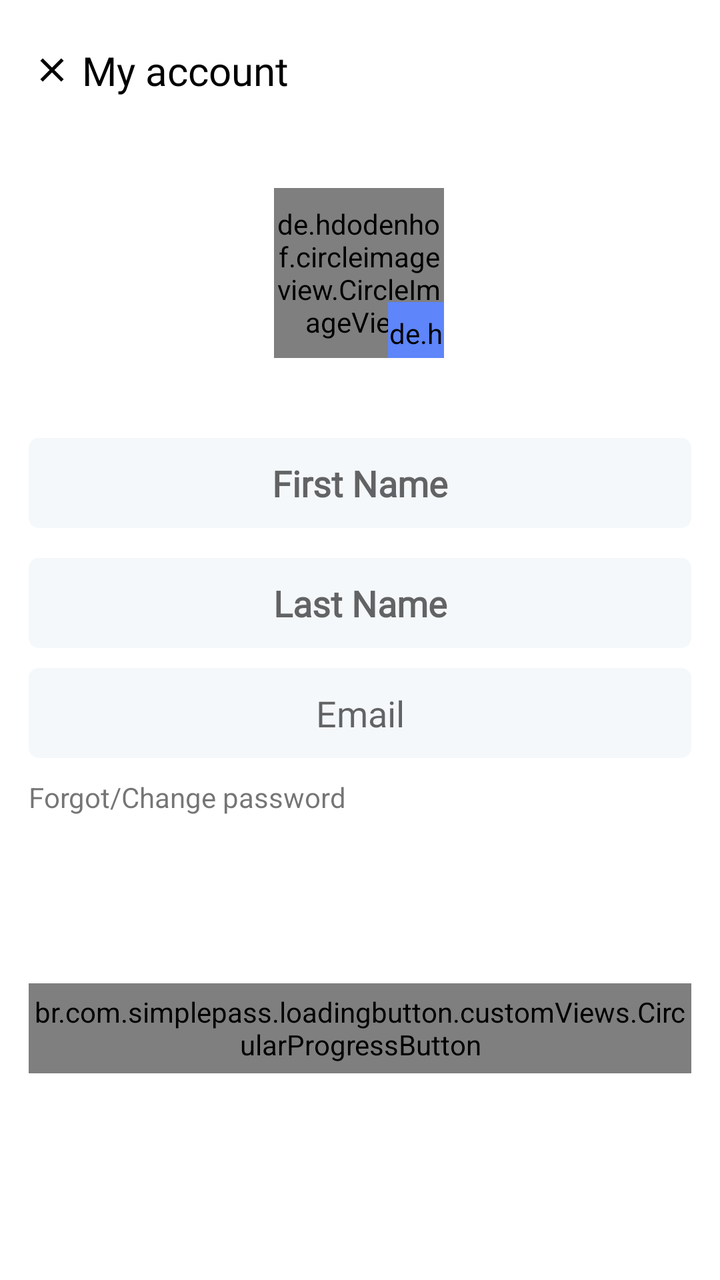
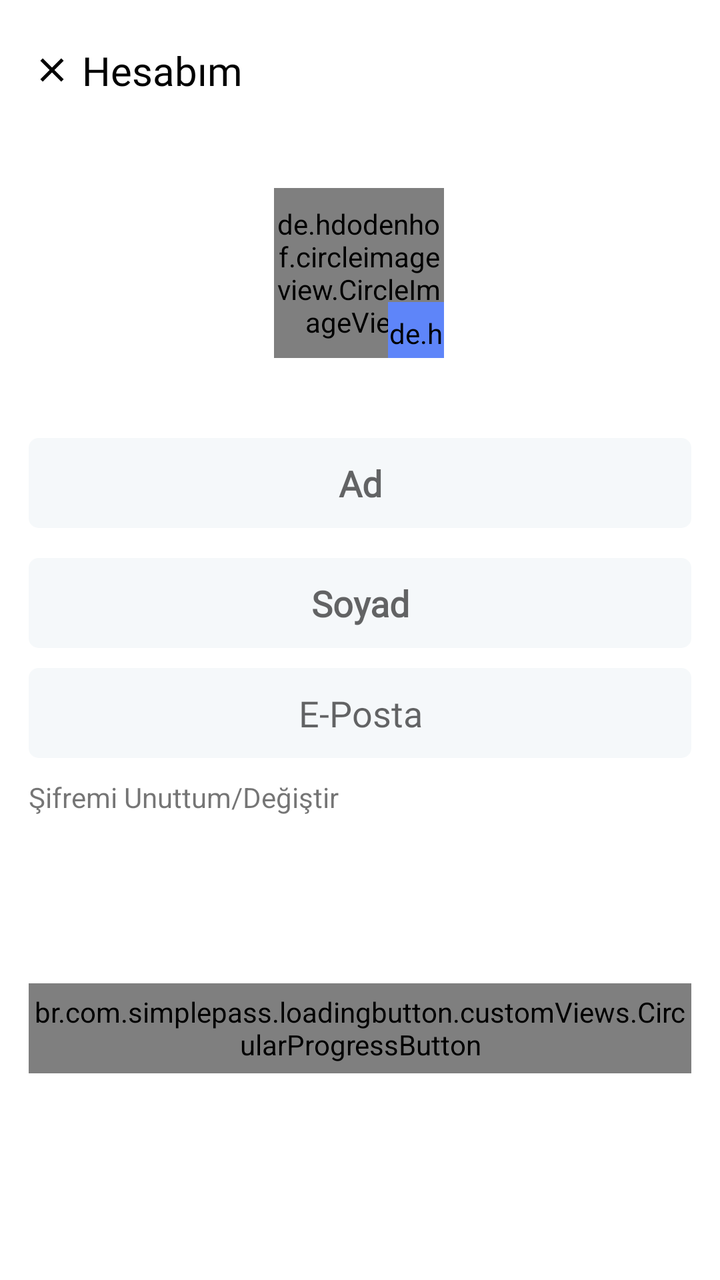

Screens rendered from an Android XML layout before and after an edit, with the pre-edit source and the edit as a unified diff.
<!-- AndroidManifest.xml: application theme Theme.ARoom -->
<!-- res/layout/fragment_user_account.xml -->
<?xml version="1.0" encoding="utf-8"?>
<androidx.core.widget.NestedScrollView xmlns:android="http://schemas.android.com/apk/res/android"
    xmlns:app="http://schemas.android.com/apk/res-auto"
    xmlns:tools="http://schemas.android.com/tools"
    android:layout_width="match_parent"
    android:layout_height="match_parent"
    android:fillViewport="true">


    <androidx.constraintlayout.widget.ConstraintLayout
        android:layout_width="match_parent"
        android:layout_height="match_parent">

        <androidx.appcompat.widget.Toolbar
            android:id="@+id/toolbarUserAccount"
            android:layout_width="match_parent"
            android:layout_height="70dp"
            app:layout_constraintEnd_toEndOf="parent"
            app:layout_constraintStart_toStartOf="parent"
            app:layout_constraintTop_toTopOf="parent">


            <androidx.constraintlayout.widget.ConstraintLayout
                android:layout_width="match_parent"
                android:layout_height="match_parent">


                <ImageView
                    android:id="@+id/imageCloseUserAccount"
                    android:layout_width="20dp"
                    android:layout_height="20dp"
                    android:scaleType="centerInside"
                    android:src="@drawable/ic_close"
                    app:layout_constraintBottom_toBottomOf="parent"
                    app:layout_constraintStart_toStartOf="parent"
                    app:layout_constraintTop_toTopOf="parent"
                    app:tint="@color/black" />


                <TextView
                    android:layout_width="wrap_content"
                    android:layout_height="wrap_content"
                    android:layout_marginStart="25dp"
                    android:fontFamily="@font/poppins_light"
                    android:text="My account"
                    android:textColor="@color/black"
                    android:textSize="20sp"
                    app:layout_constraintBottom_toBottomOf="@id/imageCloseUserAccount"
                    app:layout_constraintStart_toStartOf="@id/imageCloseUserAccount"
                    app:layout_constraintTop_toTopOf="@id/imageCloseUserAccount" />

            </androidx.constraintlayout.widget.ConstraintLayout>
        </androidx.appcompat.widget.Toolbar>

        <ProgressBar
            android:id="@+id/progressbarAccount"
            android:layout_width="wrap_content"
            android:layout_height="wrap_content"
            app:layout_constraintStart_toStartOf="parent"
            app:layout_constraintEnd_toEndOf="parent"
            app:layout_constraintBottom_toBottomOf="parent"
            app:layout_constraintTop_toTopOf="parent"
            android:visibility="gone"
            />

        <de.hdodenhof.circleimageview.CircleImageView
            android:id="@+id/imageUser"
            android:layout_width="85dp"
            android:layout_height="85dp"
            android:layout_marginTop="24dp"
            android:src="@color/black"
            app:layout_constraintEnd_toEndOf="@id/rightGuideline"
            app:layout_constraintHorizontal_bias="0.498"
            app:layout_constraintStart_toStartOf="@id/leftGuideline"
            app:layout_constraintTop_toBottomOf="@+id/toolbarUserAccount" />

        <de.hdodenhof.circleimageview.CircleImageView
            android:id="@+id/imageEdit"
            android:layout_width="28dp"
            android:layout_height="28dp"
            android:layout_marginTop="50dp"
            android:background="@drawable/settings_items_background"
            android:backgroundTint="#5E85F9"
            android:src="@drawable/ic_edit"
            app:layout_constraintBottom_toBottomOf="@id/imageUser"
            app:layout_constraintEnd_toEndOf="@id/imageUser" />


        <EditText
            android:id="@+id/edFirstName"
            android:layout_width="0dp"
            android:layout_height="45dp"
            android:layout_marginTop="40dp"
            android:background="@drawable/white_background"
            android:fontFamily="@font/poppins_light"
            android:gravity="center"
            android:hint="First Name"
            android:singleLine="true"
            android:textStyle="bold"
            app:layout_constraintEnd_toStartOf="@+id/rightGuideline"
            app:layout_constraintStart_toStartOf="@+id/leftGuideline"
            app:layout_constraintTop_toBottomOf="@+id/imageUser" />

        <EditText
            android:id="@+id/edLastName"
            android:layout_width="0dp"
            android:layout_height="45dp"
            android:layout_marginTop="15dp"
            android:background="@drawable/white_background"
            android:fontFamily="@font/poppins_light"
            android:gravity="center"
            android:hint="Last Name"
            android:singleLine="true"
            android:textStyle="bold"
            app:layout_constraintEnd_toEndOf="@id/rightGuideline"
            app:layout_constraintStart_toStartOf="@id/leftGuideline"
            app:layout_constraintTop_toBottomOf="@id/edFirstName" />

        <EditText
            android:id="@+id/edEmail"
            android:layout_width="0dp"
            android:layout_height="45dp"
            android:layout_marginTop="10dp"
            android:background="@drawable/white_background"
            android:editable="false"
            android:fontFamily="@font/poppins_light"
            android:gravity="center"
            android:hint="Email"
            android:singleLine="true"
            android:textColor="@color/g_gray700"
            app:layout_constraintEnd_toEndOf="@id/rightGuideline"
            app:layout_constraintStart_toStartOf="@id/leftGuideline"
            app:layout_constraintTop_toBottomOf="@id/edLastName" />

        <TextView
            android:id="@+id/tvUpdatePassword"
            android:layout_width="wrap_content"
            android:layout_height="wrap_content"
            android:layout_marginTop="10dp"
            android:text="Forgot/Change password"
            app:layout_constraintStart_toStartOf="@id/leftGuideline"
            app:layout_constraintTop_toBottomOf="@+id/edEmail" />

        <br.com.simplepass.loadingbutton.customViews.CircularProgressButton
            android:id="@+id/buttonSave"
            android:layout_width="0dp"
            android:layout_height="45dp"
            android:background="@drawable/blue_background"
            android:fontFamily="@font/poppins_light"
            android:text="Save"
            android:textAllCaps="false"
            android:textColor="@color/white"
            android:textSize="12sp"
            android:textStyle="bold"
            app:layout_constraintBottom_toBottomOf="parent"
            app:layout_constraintEnd_toEndOf="@id/rightGuideline"
            app:layout_constraintStart_toStartOf="@id/leftGuideline"
            app:layout_constraintTop_toBottomOf="@+id/tvUpdatePassword"
            android:layout_marginBottom="20dp"/>

        <androidx.constraintlayout.widget.Guideline
            android:id="@+id/leftGuideline"
            android:layout_width="wrap_content"
            android:layout_height="wrap_content"
            android:orientation="vertical"
            app:layout_constraintGuide_percent="0.04" />

        <androidx.constraintlayout.widget.Guideline
            android:id="@+id/rightGuideline"
            android:layout_width="wrap_content"
            android:layout_height="wrap_content"
            android:orientation="vertical"
            app:layout_constraintGuide_percent="0.96" />

    </androidx.constraintlayout.widget.ConstraintLayout>
</androidx.core.widget.NestedScrollView>
<!-- resources referenced by this layout -->
<resources>
  <color name="black">#FF000000</color>
  <color name="g_gray700">#666666</color>
  <color name="white">#FFFFFFFF</color>
  <!-- drawable blue_background (drawable-v24) -->
  <shape android:shape="rectangle" xmlns:android="http://schemas.android.com/apk/res/android">
      <solid android:color="@color/g_blue"/>
      <corners android:radius="@dimen/buttonCorners"/>
  </shape>
  <!-- drawable ic_close (drawable) -->
  <vector android:height="24dp" android:tint="#000000"
      android:viewportHeight="24" android:viewportWidth="24"
      android:width="24dp" xmlns:android="http://schemas.android.com/apk/res/android">
      <path android:fillColor="@android:color/white" android:pathData="M19,6.41L17.59,5 12,10.59 6.41,5 5,6.41 10.59,12 5,17.59 6.41,19 12,13.41 17.59,19 19,17.59 13.41,12z"/>
  </vector>
  <!-- drawable ic_edit (drawable-v24) -->
  <vector xmlns:android="http://schemas.android.com/apk/res/android"
      android:width="24dp"
      android:height="24dp"
      android:viewportWidth="24"
      android:viewportHeight="24"
      android:tint="@color/white">
    <path
        android:fillColor="@android:color/white"
        android:pathData="M3,17.25V21h3.75L17.81,9.94l-3.75,-3.75L3,17.25zM20.71,7.04c0.39,-0.39 0.39,-1.02 0,-1.41l-2.34,-2.34c-0.39,-0.39 -1.02,-0.39 -1.41,0l-1.83,1.83 3.75,3.75 1.83,-1.83z"/>
  </vector>
  <!-- drawable settings_items_background (drawable-v24) -->
  <?xml version="1.0" encoding="utf-8"?>
  <shape android:shape="oval" xmlns:android="http://schemas.android.com/apk/res/android">
      <solid android:color="#007aff"/>
      <padding android:bottom="6dp"
          android:left="6dp"
          android:right="6dp"
          android:top="6dp"/>
  </shape>
  <!-- drawable white_background (drawable-v24) -->
  <?xml version="1.0" encoding="utf-8"?>
  <shape android:shape="rectangle" xmlns:android="http://schemas.android.com/apk/res/android">
      <solid android:color="#F5F8FA"/>
      <corners android:radius="@dimen/buttonCorners"/>
  </shape>
  <style name="Theme.ARoom" parent="Theme.MaterialComponents.Light.NoActionBar">
          
          <item name="colorPrimary">@color/purple_500</item>
          <item name="colorPrimaryVariant">@color/purple_700</item>
          <item name="colorOnPrimary">@color/white</item>
          
          <item name="colorSecondary">@color/teal_200</item>
          <item name="colorSecondaryVariant">@color/teal_700</item>
          <item name="colorOnSecondary">@color/black</item>
          
          <item name="android:statusBarColor">?attr/colorPrimaryVariant</item>
          
  
  
  
      </style>
  <color name="g_blue">#000DAE</color>
  <dimen name="buttonCorners">5dp</dimen>
  <color name="purple_500">#FF6200EE</color>
  <color name="purple_700">#FF3700B3</color>
  <color name="teal_200">#FF03DAC5</color>
  <color name="teal_700">#FF018786</color>
</resources>

<!-- the commit's change to res/layout/fragment_user_account.xml (unified diff, before → after) -->
@@ -42,7 +42,7 @@
                     android:layout_height="wrap_content"
                     android:layout_marginStart="25dp"
                     android:fontFamily="@font/poppins_light"
-                    android:text="My account"
+                    android:text="Hesabım"
                     android:textColor="@color/black"
                     android:textSize="20sp"
                     app:layout_constraintBottom_toBottomOf="@id/imageCloseUserAccount"
@@ -94,7 +94,7 @@
             android:background="@drawable/white_background"
             android:fontFamily="@font/poppins_light"
             android:gravity="center"
-            android:hint="First Name"
+            android:hint="Ad"
             android:singleLine="true"
             android:textStyle="bold"
             app:layout_constraintEnd_toStartOf="@+id/rightGuideline"
@@ -109,7 +109,7 @@
             android:background="@drawable/white_background"
             android:fontFamily="@font/poppins_light"
             android:gravity="center"
-            android:hint="Last Name"
+            android:hint="Soyad"
             android:singleLine="true"
             android:textStyle="bold"
             app:layout_constraintEnd_toEndOf="@id/rightGuideline"
@@ -125,7 +125,7 @@
             android:editable="false"
             android:fontFamily="@font/poppins_light"
             android:gravity="center"
-            android:hint="Email"
+            android:hint="E-Posta"
             android:singleLine="true"
             android:textColor="@color/g_gray700"
             app:layout_constraintEnd_toEndOf="@id/rightGuideline"
@@ -137,7 +137,7 @@
             android:layout_width="wrap_content"
             android:layout_height="wrap_content"
             android:layout_marginTop="10dp"
-            android:text="Forgot/Change password"
+            android:text="Şifremi Unuttum/Değiştir"
             app:layout_constraintStart_toStartOf="@id/leftGuideline"
             app:layout_constraintTop_toBottomOf="@+id/edEmail" />
 
@@ -147,7 +147,7 @@
             android:layout_height="45dp"
             android:background="@drawable/blue_background"
             android:fontFamily="@font/poppins_light"
-            android:text="Save"
+            android:text="Kaydet"
             android:textAllCaps="false"
             android:textColor="@color/white"
             android:textSize="12sp"
<!-- resource entries referenced after the edit -->
@@ -5,7 +5,7 @@
   <color name="white">#FFFFFFFF</color>
   <!-- drawable blue_background (drawable-v24) -->
   <shape android:shape="rectangle" xmlns:android="http://schemas.android.com/apk/res/android">
-      <solid android:color="@color/g_blue"/>
+      <solid android:color="@color/g_orange_yellow"/>
       <corners android:radius="@dimen/buttonCorners"/>
   </shape>
   <!-- drawable ic_close (drawable) -->
@@ -56,7 +56,7 @@
   
   
       </style>
-  <color name="g_blue">#000DAE</color>
+  <color name="g_orange_yellow">#F8BA00</color>
   <dimen name="buttonCorners">5dp</dimen>
   <color name="purple_500">#FF6200EE</color>
   <color name="purple_700">#FF3700B3</color>
